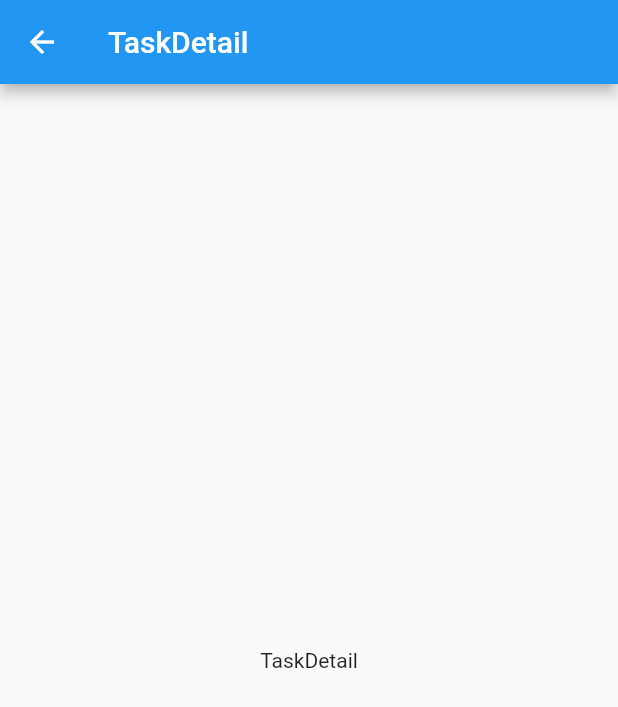
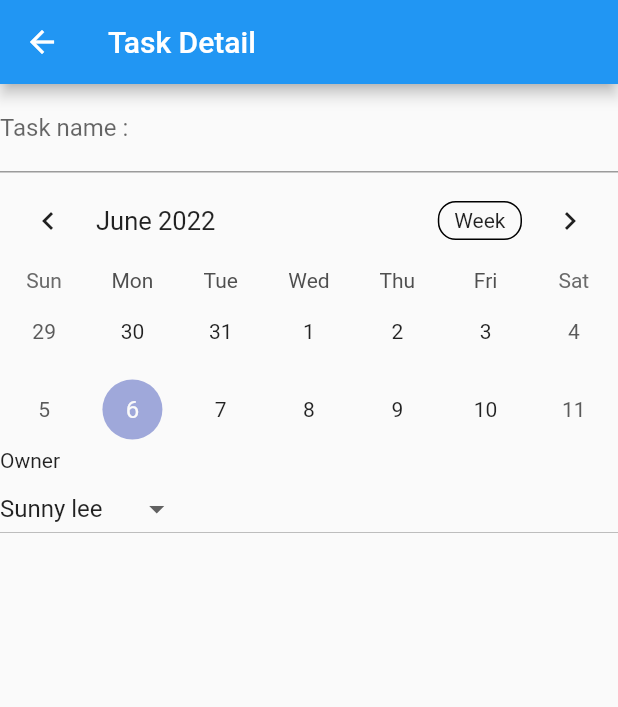
Before and after one commit to sunnyineverywhere/ppodeuk, a Flutter app: the Mainpage screen opened directly, after a tap on the "menu" icon, after a tap on "+ NEW TASK", on a phone screen of 412 x 824 dp. Shown: the top 707 px of the screen. Run offline on Flutter 3.47's test engine with Material 2 defaults, Android fonts, the phone set to English and light mode, and no system bars; drawn by our look-alikes of table_calendar.

Commit message:
태스크 디테일 페이지

```diff
--- a/lib/Mainpage.dart
+++ b/lib/Mainpage.dart
@@ -15,15 +15,10 @@ class MyApp extends StatelessWidget {
 }
 
 class TodoTile extends StatelessWidget {
-  TodoTile(this._todoItem);
-
-  final TodoItem _todoItem;
-
   @override
   Widget build(BuildContext context) {
     return ListTile(
       leading: Icon(Icons.task_alt_outlined),
-      title: Text(_todoItem.name),
     );
   }
 }
@@ -31,8 +26,6 @@ class TodoTile extends StatelessWidget {
 class Mainpage extends StatelessWidget {
   final List<String> names = ['1', '2', '3'];
   final List<String> time = ['2020-01-01', '2020-02-01', '2020-01-03'];
-
-  List<TodoItem> todos = [];
 
   @override
   Widget build(BuildContext context) {
@@ -110,12 +103,6 @@ class Mainpage extends StatelessWidget {
           MaterialPageRoute(builder: (context) => TaskDetail()),
         );
       }),
-      body: ListView.builder(
-          padding: const EdgeInsets.all(8),
-          itemCount: todos.length,
-          itemBuilder: (BuildContext ctx, int idx) {
-            return TodoTile(todos[idx]);
-          }),
     );
   }
 }
--- a/lib/Task/TaskDetail.dart
+++ b/lib/Task/TaskDetail.dart
@@ -1,23 +1,63 @@
 import 'package:flutter/material.dart';
+import 'package:hciproject/Task/TaskList.dart';
+import 'package:table_calendar/table_calendar.dart';
 
-class TodoItem {
-  String name = '';
-  String time = '';
-  String timer = '';
+class TaskDetail extends StatefulWidget {
+  // const TaskDetail({Key? key}) : super(key: key);
 
-  TodoItem(this.name, this.time, this.timer);
+  @override
+  State<TaskDetail> createState() => _TaskDetailState();
 }
 
-class TaskDetail extends StatelessWidget {
+class _TaskDetailState extends State<TaskDetail> {
+  // 캘린더 관련 변수
+  CalendarFormat _calendarFormat = CalendarFormat.twoWeeks;
+  DateTime _focusedDay = DateTime.now();
+  DateTime? _selectedDay;
+
+// 체크박스 관련 변수
+  final _valueList = ['Sunny lee', 'Juyeon lee', 'Seongun kim'];
+  var selectedValue = 'Sunny lee';
+
   @override
   Widget build(BuildContext context) {
     return Scaffold(
-      appBar: AppBar(
-        title: Text("TaskDetail"),
-      ),
-      body: Center(
-        child: Text('TaskDetail'),
-      ),
-    );
+        appBar: AppBar(
+          title: Text("Task Detail"),
+        ),
+        body: Center(
+          child: Form(
+              child: ListView(
+            children: <Widget>[
+              TextFormField(
+                decoration: InputDecoration(labelText: 'Task name : '),
+                textInputAction: TextInputAction.next,
+              ),
+              TableCalendar(
+                focusedDay: _focusedDay,
+                firstDay: DateTime.utc(2020, 01, 01),
+                lastDay: DateTime.utc(2023, 01, 01),
+                calendarFormat: _calendarFormat,
+                selectedDayPredicate: (day) {
+                  return isSameDay(_selectedDay, day);
+                },
+              ),
+              Text("Owner"),
+              DropdownButton(
+                  value: selectedValue,
+                  items: _valueList.map((value) {
+                    return DropdownMenuItem(
+                      value: value,
+                      child: Text(value),
+                    );
+                  }).toList(),
+                  onChanged: (value) {
+                    setState(() {
+                      selectedValue = "Juyeon lee"; // 오류 나서 임시값
+                    });
+                  })
+            ],
+          )),
+        ));
   }
 }
--- a/pubspec.yaml
+++ b/pubspec.yaml
@@ -34,6 +34,7 @@ dependencies:
   # The following adds the Cupertino Icons font to your application.
   # Use with the CupertinoIcons class for iOS style icons.
   cupertino_icons: ^1.0.2
+  table_calendar: ^3.0.6
 
 dev_dependencies:
   flutter_test:
```
Also changed, not shown: lib/utils.dart (added, +52 -0 lines), pubspec.lock.
